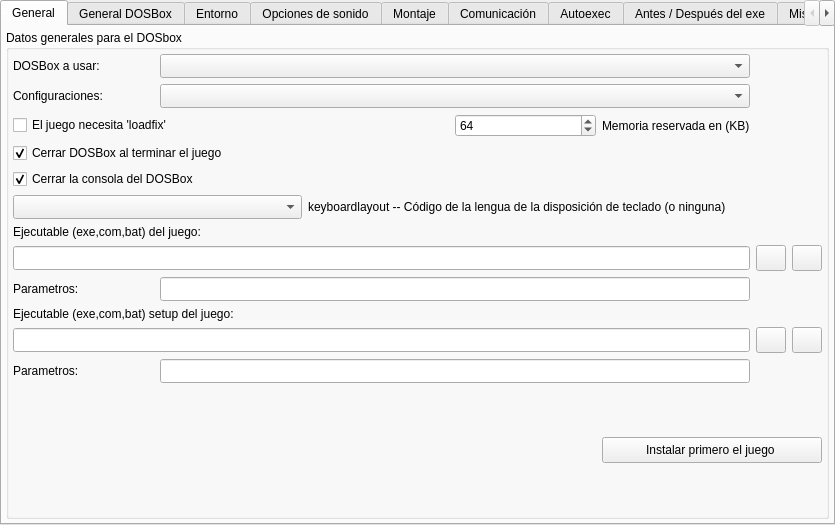
This is ui/addedit_dosbox.ui in Monthy/gr-lida as Qt 5 draws it before an edit. The edited form follows.
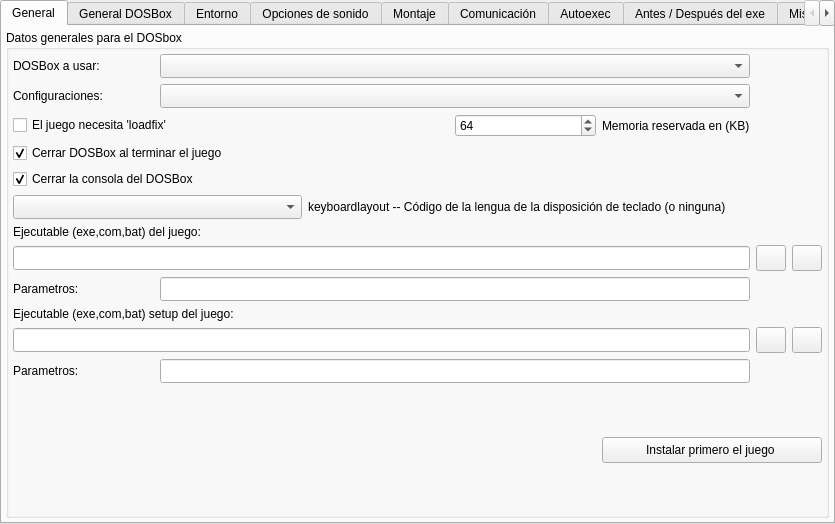
This is the edited form. Icons and pictures are not drawn.

What changed in the file:
```diff
--- a/ui/addedit_dosbox.ui
+++ b/ui/addedit_dosbox.ui
@@ -7,7 +7,7 @@
     <x>0</x>
     <y>0</y>
     <width>835</width>
-    <height>525</height>
+    <height>524</height>
    </rect>
   </property>
   <property name="windowTitle">
```
